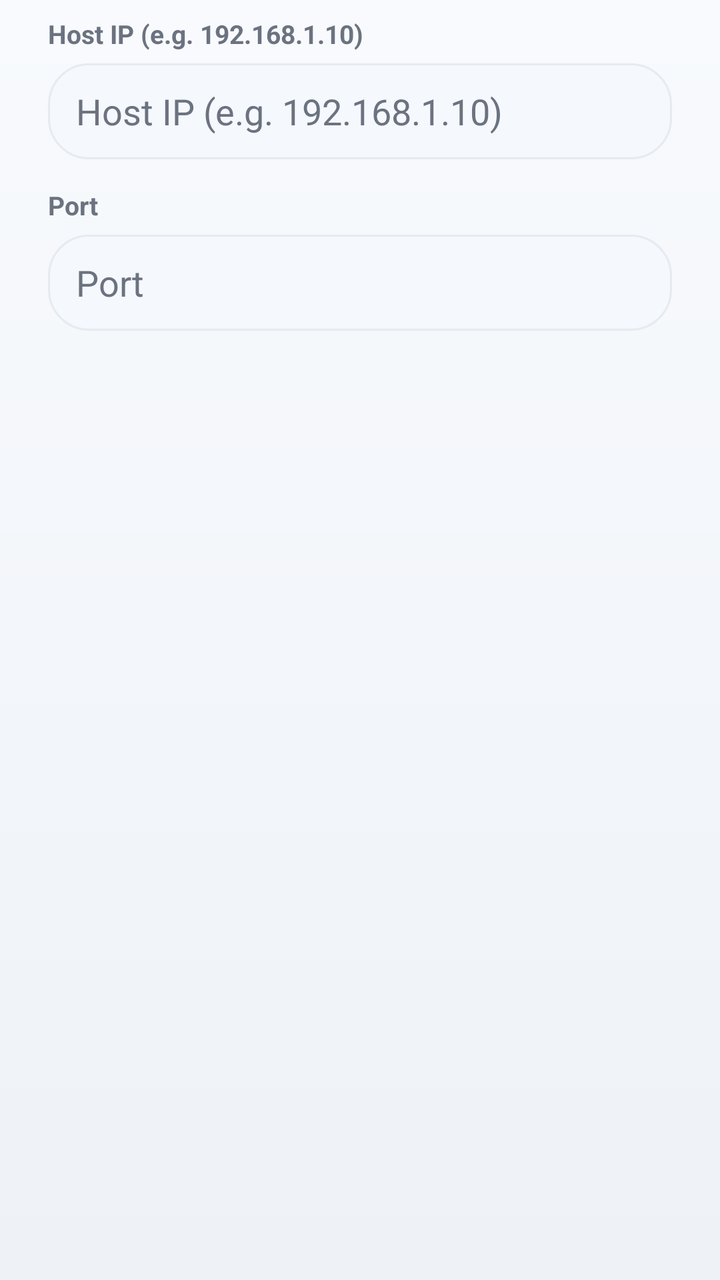
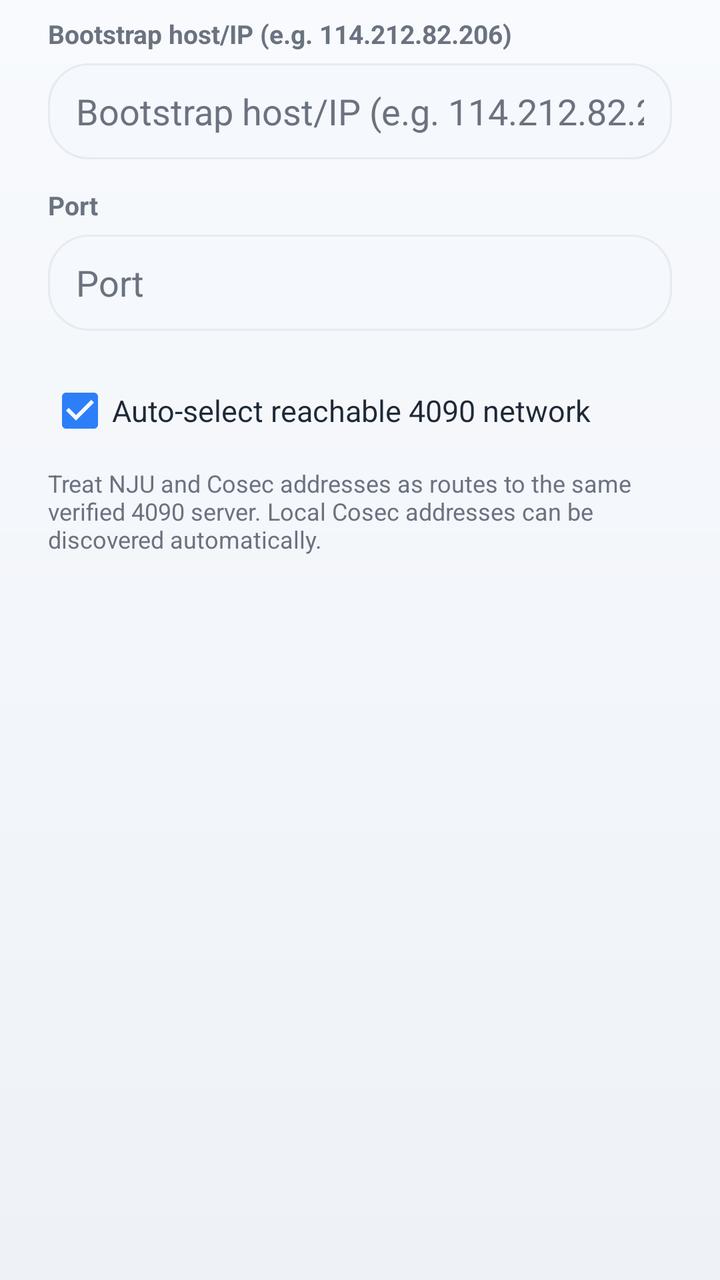

The first picture is an Android layout as it rendered before a commit; the second is the same layout after the commit. The layout source and the unified diff follow.
<!-- AndroidManifest.xml: application theme Theme.RealtimeCursorSyncClient -->
<!-- res/layout/dialog_connection_settings.xml -->
<?xml version="1.0" encoding="utf-8"?>
<LinearLayout xmlns:android="http://schemas.android.com/apk/res/android"
    android:layout_width="match_parent"
    android:layout_height="wrap_content"
    android:orientation="vertical"
    android:paddingStart="24dp"
    android:paddingTop="8dp"
    android:paddingEnd="24dp"
    android:paddingBottom="8dp">

    <TextView
        android:layout_width="wrap_content"
        android:layout_height="wrap_content"
        android:text="@string/hint_host"
        android:textColor="@color/ios_text_secondary"
        android:textSize="13sp"
        android:textStyle="bold" />

    <EditText
        android:id="@+id/settingsHostEditText"
        android:layout_width="match_parent"
        android:layout_height="48dp"
        android:layout_marginTop="6dp"
        android:background="@drawable/bg_input_box"
        android:hint="@string/hint_host"
        android:inputType="textNoSuggestions"
        android:maxLines="1"
        android:paddingStart="14dp"
        android:paddingEnd="14dp"
        android:selectAllOnFocus="true"
        android:textColor="@color/ios_text_primary"
        android:textColorHint="@color/ios_text_secondary" />

    <TextView
        android:layout_width="wrap_content"
        android:layout_height="wrap_content"
        android:layout_marginTop="14dp"
        android:text="@string/hint_port"
        android:textColor="@color/ios_text_secondary"
        android:textSize="13sp"
        android:textStyle="bold" />

    <EditText
        android:id="@+id/settingsPortEditText"
        android:layout_width="match_parent"
        android:layout_height="48dp"
        android:layout_marginTop="6dp"
        android:background="@drawable/bg_input_box"
        android:hint="@string/hint_port"
        android:inputType="number"
        android:maxLines="1"
        android:paddingStart="14dp"
        android:paddingEnd="14dp"
        android:selectAllOnFocus="true"
        android:textColor="@color/ios_text_primary"
        android:textColorHint="@color/ios_text_secondary" />

</LinearLayout>
<!-- resources referenced by this layout -->
<resources>
  <color name="ios_text_primary">#1F2937</color>
  <color name="ios_text_secondary">#6B7280</color>
  <!-- drawable bg_input_box (drawable) -->
  <?xml version="1.0" encoding="utf-8"?>
  <shape xmlns:android="http://schemas.android.com/apk/res/android">
      <solid android:color="#F5F8FC" />
      <corners android:radius="20dp" />
      <stroke
          android:width="1dp"
          android:color="@color/ios_card_stroke" />
  </shape>
  <string name="hint_host">Host IP (e.g. 192.168.1.10)</string>
  <string name="hint_port">Port</string>
  <style name="Theme.RealtimeCursorSyncClient" parent="Theme.MaterialComponents.Light.NoActionBar">
          <item name="colorPrimary">@color/ios_accent</item>
          <item name="colorPrimaryVariant">@color/ios_accent</item>
          <item name="colorSecondary">@color/ios_accent</item>
          <item name="android:windowBackground">@drawable/bg_screen</item>
          <item name="android:textColorPrimary">@color/ios_text_primary</item>
          <item name="android:textColorSecondary">@color/ios_text_secondary</item>
          <item name="android:statusBarColor" tools:targetApi="l">@color/ios_bg_top</item>
      </style>
  <color name="ios_card_stroke">#E6EBF2</color>
  <color name="ios_accent">#2D7FF9</color>
  <!-- drawable bg_screen (drawable) -->
  <?xml version="1.0" encoding="utf-8"?>
  <shape xmlns:android="http://schemas.android.com/apk/res/android">
      <gradient
          android:angle="270"
          android:endColor="@color/ios_bg_bottom"
          android:startColor="@color/ios_bg_top" />
  </shape>
  <color name="ios_bg_top">#F8FAFD</color>
  <color name="ios_bg_bottom">#EEF2F7</color>
</resources>

<!-- the commit's change to res/layout/dialog_connection_settings.xml (unified diff, before → after) -->
@@ -55,4 +55,23 @@
         android:textColor="@color/ios_text_primary"
         android:textColorHint="@color/ios_text_secondary" />
 
+    <CheckBox
+        android:id="@+id/settingsAutoSelectCheckBox"
+        android:layout_width="match_parent"
+        android:layout_height="wrap_content"
+        android:layout_marginTop="16dp"
+        android:buttonTint="@color/ios_accent"
+        android:checked="true"
+        android:text="@string/auto_select_network"
+        android:textColor="@color/ios_text_primary"
+        android:textSize="15sp" />
+
+    <TextView
+        android:layout_width="match_parent"
+        android:layout_height="wrap_content"
+        android:layout_marginTop="4dp"
+        android:text="@string/auto_select_network_hint"
+        android:textColor="@color/ios_text_secondary"
+        android:textSize="12sp" />
+
 </LinearLayout>
<!-- resource entries referenced after the edit -->
@@ -11,7 +11,9 @@
           android:width="1dp"
           android:color="@color/ios_card_stroke" />
   </shape>
-  <string name="hint_host">Host IP (e.g. 192.168.1.10)</string>
+  <string name="auto_select_network">Auto-select reachable 4090 network</string>
+  <string name="auto_select_network_hint">Treat NJU and Cosec addresses as routes to the same verified 4090 server. Local Cosec addresses can be discovered automatically.</string>
+  <string name="hint_host">Bootstrap host/IP (e.g. 114.212.82.206)</string>
   <string name="hint_port">Port</string>
   <style name="Theme.RealtimeCursorSyncClient" parent="Theme.MaterialComponents.Light.NoActionBar">
           <item name="colorPrimary">@color/ios_accent</item>
